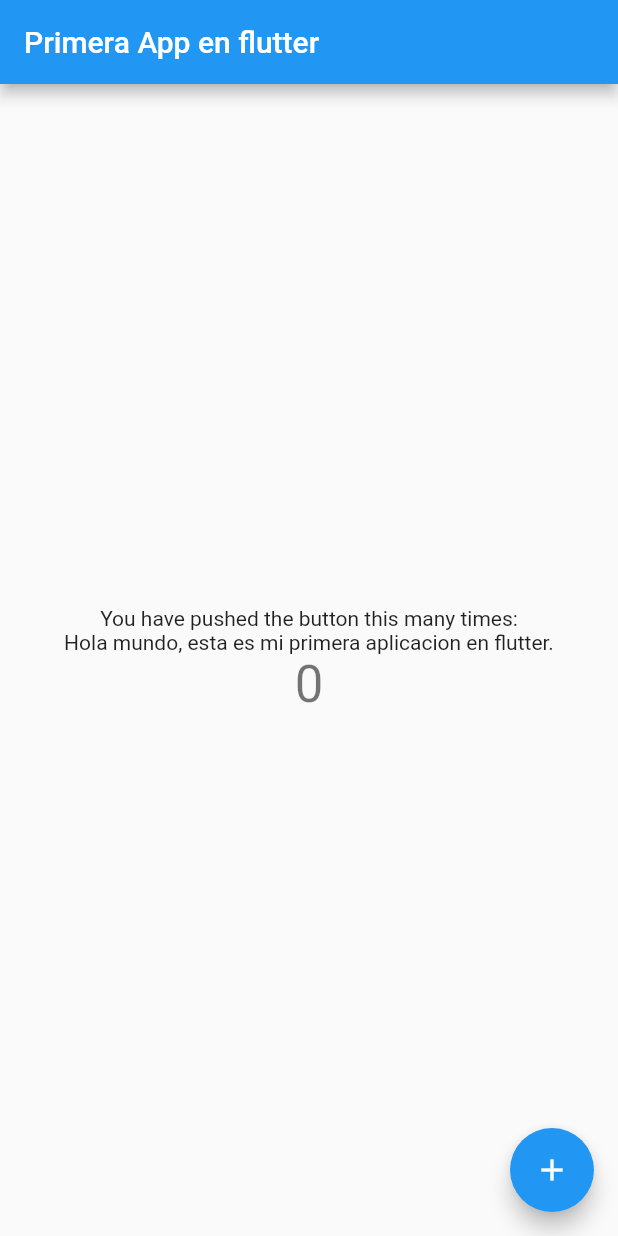
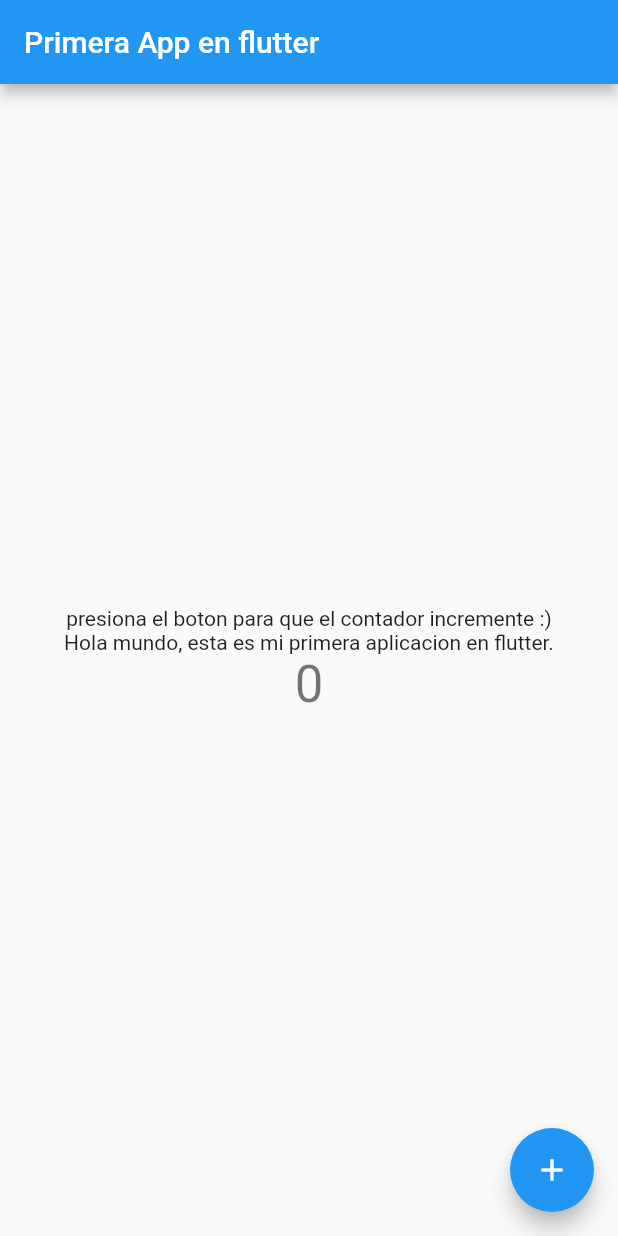
Before and after one commit to GabrielBSantosDuran/FlutterApp, a Flutter app: the screen it shows after launch, on a phone screen of 412 x 824 dp. Run offline on Flutter 3.47's test engine with Material 2 defaults, Android fonts, the phone set to English and light mode, and no system bars.

```diff
--- a/lib/main.dart
+++ b/lib/main.dart
@@ -102,7 +102,7 @@ class _MyHomePageState extends State<MyHomePage> {
           mainAxisAlignment: MainAxisAlignment.center,
           children: <Widget>[
             const Text(
-              'You have pushed the button this many times:',
+              'presiona el boton para que el contador incremente :)',
 
             ),
             const Text(
```
Also changed, not shown: assets/icon/icon.png (added).
